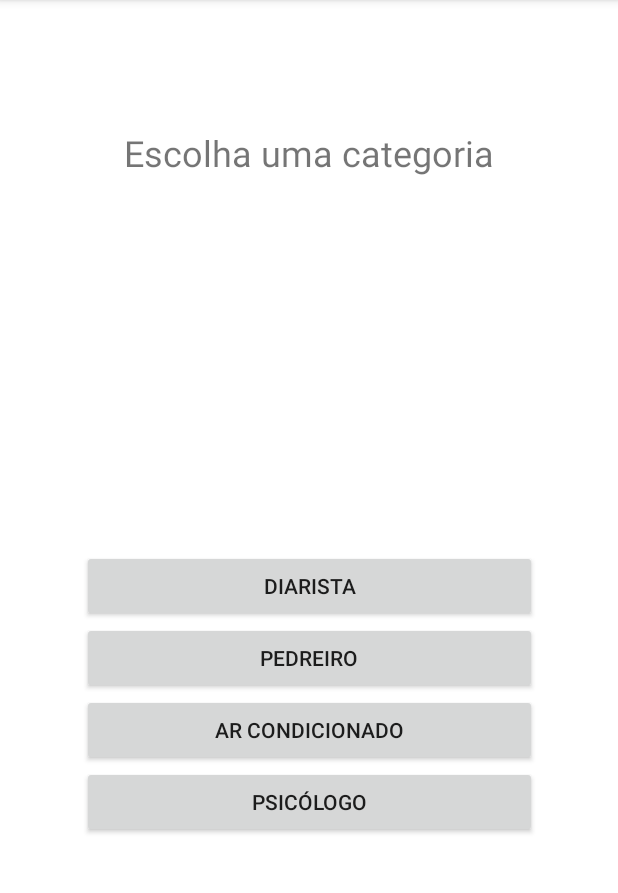
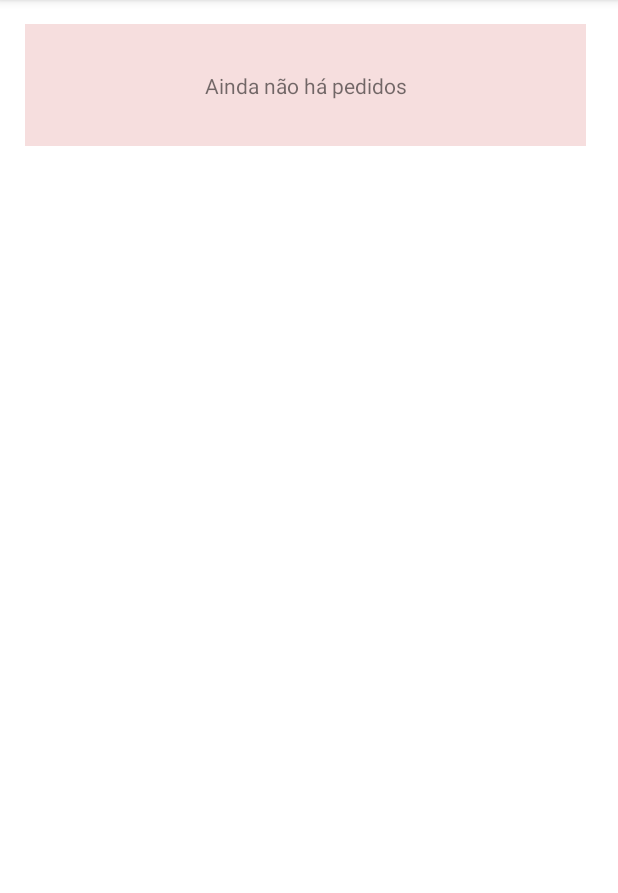
Before and after one commit to lucastanh/WeServ, an Android app: the screen it shows after launch (TelaServico before the commit, TelaPedidos after it), after a tap on "SEUS PEDIDOS", on a phone screen of 412 x 824 dp, the part 84-977 px from its top. Run offline under Robolectric (Android 15) with nearby library versions, the phone set to English and light mode, and no system bars.

Commit message:
Implementado classe para armazenamento de dados

```diff
--- a/app/build.gradle
+++ b/app/build.gradle
@@ -37,6 +37,7 @@ dependencies {
     implementation 'androidx.constraintlayout:constraintlayout:2.0.4'
     implementation 'androidx.lifecycle:lifecycle-livedata-ktx:2.4.1'
     implementation 'androidx.lifecycle:lifecycle-viewmodel-ktx:2.4.1'
+    implementation 'androidx.annotation:annotation:1.2.0'
     testImplementation 'junit:junit:4.13.2'
     androidTestImplementation 'androidx.test.ext:junit:1.1.3'
     androidTestImplementation 'androidx.test.espresso:espresso-core:3.4.0'
--- a/app/src/main/java/com/example/weserv/MainActivity.java
+++ b/app/src/main/java/com/example/weserv/MainActivity.java
@@ -9,6 +9,7 @@ import android.view.View;
 import android.widget.TextView;
 
 import com.example.weserv.boundary.TelaCategoria;
+import com.example.weserv.boundary.TelaPedidos;
 import com.example.weserv.boundary.TelaServico;
 import com.example.weserv.conexao.Dados;
 import com.example.weserv.control.ControleCliente;
@@ -18,25 +19,28 @@ import java.io.Serializable;
 
 public class MainActivity extends AppCompatActivity {
     private final Cliente cliente = ControleCliente.getCliente(1);
+    int codigoCliente = cliente.getCodigo();
 
     @Override
     protected void onCreate(Bundle savedInstanceState) {
         super.onCreate(savedInstanceState);
         setContentView(R.layout.activity_main);
 
-        TextView textViewBoasVindas = findViewById(R.id.nomeCliente);;
-        String boasVindas = "Olá, " + cliente.getNome();
-
+        TextView textViewBoasVindas = findViewById(R.id.nomeCliente);
+        String nomeCliente = cliente.getNome();
+        String boasVindas = "Olá, " + nomeCliente;
         textViewBoasVindas.setText(boasVindas);
     }
 
     public void pedirServico(View view){
         Intent it_telaServico = new Intent(this, TelaServico.class);
+        it_telaServico.putExtra("idCLiente", this.codigoCliente);
         startActivity(it_telaServico);
     }
 
-//    public void visualizarPedidos(View view){
-//        Intent it_telaPedidos = new Intent(MainActivity.this, );
-//        startActivity(it_telaPedidos);
-//    }
+    public void visualizarPedidos(View view){
+        Intent it_telaPedidos = new Intent(MainActivity.this, TelaPedidos.class);
+        it_telaPedidos.putExtra("idCliente", this.codigoCliente);
+        startActivity(it_telaPedidos);
+    }
 }
--- /dev/null
+++ b/app/src/main/java/com/example/weserv/boundary/TelaPedidos.java
@@ -0,0 +1,34 @@
+package com.example.weserv.boundary;
+
+import androidx.appcompat.app.AppCompatActivity;
+
+import android.content.Intent;
+import android.os.Bundle;
+import android.widget.TextView;
+
+import com.example.weserv.R;
+import com.example.weserv.conexao.Dados;
+import com.example.weserv.entity.Servico;
+
+import java.util.ArrayList;
+
+public class TelaPedidos extends AppCompatActivity {
+
+    @Override
+    protected void onCreate(Bundle savedInstanceState) {
+        super.onCreate(savedInstanceState);
+        setContentView(R.layout.activity_tela_pedidos);
+
+        int codigoCliente = getIntent().getIntExtra("codigoCliente", 0);
+
+        TextView teste = findViewById(R.id.teste);
+
+        ArrayList<Servico> servicosCliente = Dados.getServicosCliente(codigoCliente);
+
+        if(servicosCliente.size() == 0) {
+            teste.setText("Ainda não há pedidos");
+        } else {
+            teste.setText(servicosCliente.get(0).getCategoria().getNomeCategoria());
+        }
+    }
+}
--- a/app/src/main/java/com/example/weserv/boundary/TelaServico.java
+++ b/app/src/main/java/com/example/weserv/boundary/TelaServico.java
@@ -23,7 +23,6 @@ import com.example.weserv.entity.LocalServico;
 import com.example.weserv.entity.TipoServico;
 
 public class TelaServico extends AppCompatActivity {
-
     private final ControleServico controleServico;
 
     private TextView descricaoEscolha;
@@ -41,6 +40,9 @@ public class TelaServico extends AppCompatActivity {
     public void onCreate(Bundle savedInstanceState) {
         super.onCreate(savedInstanceState);
         setContentView(R.layout.activity_tela_servico);
+
+        int codigoCliente = getIntent().getIntExtra("codigoCliente", 0);
+        controleServico.getServico().setCodigoCliente(codigoCliente);
 
         fm = getSupportFragmentManager();
         descricaoEscolha = findViewById(R.id.descricaoEscolha);
--- a/app/src/main/java/com/example/weserv/conexao/Dados.java
+++ b/app/src/main/java/com/example/weserv/conexao/Dados.java
@@ -1,12 +1,20 @@
 package com.example.weserv.conexao;
 
 import com.example.weserv.entity.Categoria;
+import com.example.weserv.entity.Cliente;
 import com.example.weserv.entity.Servico;
 
 import java.io.Serializable;
 import java.util.ArrayList;
 
 public class Dados implements Serializable {
+    public static ArrayList<Cliente> clientes = new ArrayList<Cliente>(){
+        {
+            add(new Cliente(1, "Lucas Vinicius", "13/11/00", "111.222.333-44", "44987654321", "lucas@email.com", 'c', true, true));
+        }
+    };
+
+
     public static Categoria[] categorias;
 
     static {
@@ -18,5 +26,27 @@ public class Dados implements Serializable {
         };
     }
 
+
     public static ArrayList<Servico> servicos = new ArrayList<>();
+
+    public static ArrayList<Servico> getServicosCliente(int idCliente){
+        ArrayList<Servico> servicos = Dados.servicos;
+
+        ArrayList<Servico> servicosCliente = new ArrayList<>();
+
+        for(int i = 0; i < servicos.size(); i++){
+            Servico servico = servicos.get(i);
+            int codigoCliente = servico.getCodigoCliente();
+
+            if(codigoCliente == idCliente){
+                servicosCliente.add(servico);
+            }
+        }
+
+        return servicosCliente;
+    }
+
+
+
+
 }
--- a/app/src/main/java/com/example/weserv/control/ControleCliente.java
+++ b/app/src/main/java/com/example/weserv/control/ControleCliente.java
@@ -1,13 +1,13 @@
 package com.example.weserv.control;
 
+import com.example.weserv.conexao.Dados;
 import com.example.weserv.entity.Cliente;
 
 public class ControleCliente {
 
     public static Cliente getCliente(int id){
-        Cliente cliente = new Cliente(id, "Lucas Vinicius", "13/11/00", "111.222.333-44", "44987654321", "lucas@email.com", 'c', true, true);
+        Cliente cliente = Dados.clientes.get(id - 1);
 
         return cliente;
     }
-
 }
--- a/app/src/main/res/layout/activity_main.xml
+++ b/app/src/main/res/layout/activity_main.xml
@@ -23,7 +23,7 @@
         android:id="@+id/buttonSeusPedidos"
         android:layout_width="270dp"
         android:layout_height="65dp"
-        android:onClick="pedirServico"
+        android:onClick="visualizarPedidos"
         android:text="Seus Pedidos"
         app:layout_constraintBottom_toBottomOf="parent"
         app:layout_constraintEnd_toEndOf="parent"
--- /dev/null
+++ b/app/src/main/res/layout/activity_tela_pedidos.xml
@@ -0,0 +1,34 @@
+<?xml version="1.0" encoding="utf-8"?>
+<androidx.constraintlayout.widget.ConstraintLayout xmlns:android="http://schemas.android.com/apk/res/android"
+    xmlns:app="http://schemas.android.com/apk/res-auto"
+    xmlns:tools="http://schemas.android.com/tools"
+    android:id="@+id/cellContainer"
+    android:layout_width="match_parent"
+    android:layout_height="match_parent"
+    tools:context=".boundary.TelaPedidos">
+
+    <androidx.constraintlayout.widget.ConstraintLayout
+        android:id="@+id/cell"
+        android:layout_width="374dp"
+        android:layout_height="81dp"
+        android:layout_marginBottom="20px"
+        android:background="#F6DEDE"
+        app:layout_constraintBottom_toBottomOf="parent"
+        app:layout_constraintEnd_toEndOf="parent"
+        app:layout_constraintHorizontal_bias="0.432"
+        app:layout_constraintStart_toStartOf="parent"
+        app:layout_constraintTop_toTopOf="parent"
+        app:layout_constraintVertical_bias="0.024"
+        tools:context=".boundary.TelaPedidos">
+
+        <TextView
+            android:id="@+id/teste"
+            android:layout_width="wrap_content"
+            android:layout_height="wrap_content"
+            android:text="TextView"
+            app:layout_constraintBottom_toBottomOf="parent"
+            app:layout_constraintEnd_toEndOf="parent"
+            app:layout_constraintStart_toStartOf="parent"
+            app:layout_constraintTop_toTopOf="parent" />
+    </androidx.constraintlayout.widget.ConstraintLayout>
+</androidx.constraintlayout.widget.ConstraintLayout>
--- a/app/src/main/res/values-land/dimens.xml
+++ b/app/src/main/res/values-land/dimens.xml
@@ -1,3 +1,4 @@
 <resources>
     <dimen name="fab_margin">48dp</dimen>
+    <dimen name="activity_horizontal_margin">48dp</dimen>
 </resources>
--- a/app/src/main/res/values-w1240dp/dimens.xml
+++ b/app/src/main/res/values-w1240dp/dimens.xml
@@ -1,3 +1,4 @@
 <resources>
     <dimen name="fab_margin">200dp</dimen>
+    <dimen name="activity_horizontal_margin">200dp</dimen>
 </resources>
--- a/app/src/main/res/values-w600dp/dimens.xml
+++ b/app/src/main/res/values-w600dp/dimens.xml
@@ -1,3 +1,4 @@
 <resources>
     <dimen name="fab_margin">48dp</dimen>
+    <dimen name="activity_horizontal_margin">48dp</dimen>
 </resources>
```
Also changed, not shown: app/src/main/AndroidManifest.xml (+10 -3 lines), app/src/main/java/com/example/weserv/entity/Servico.java (+13 -3 lines), app/src/main/res/values/strings.xml (+9 -0 lines).
